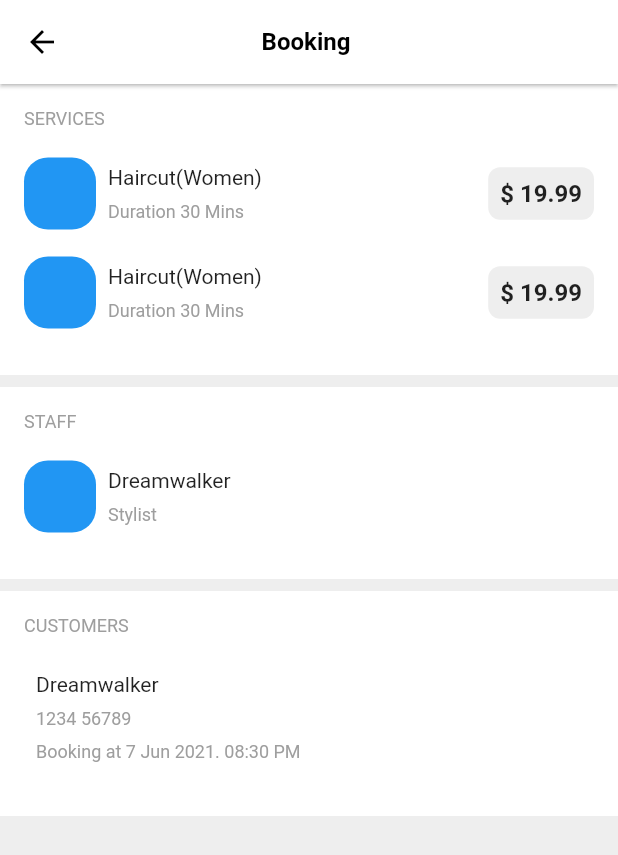
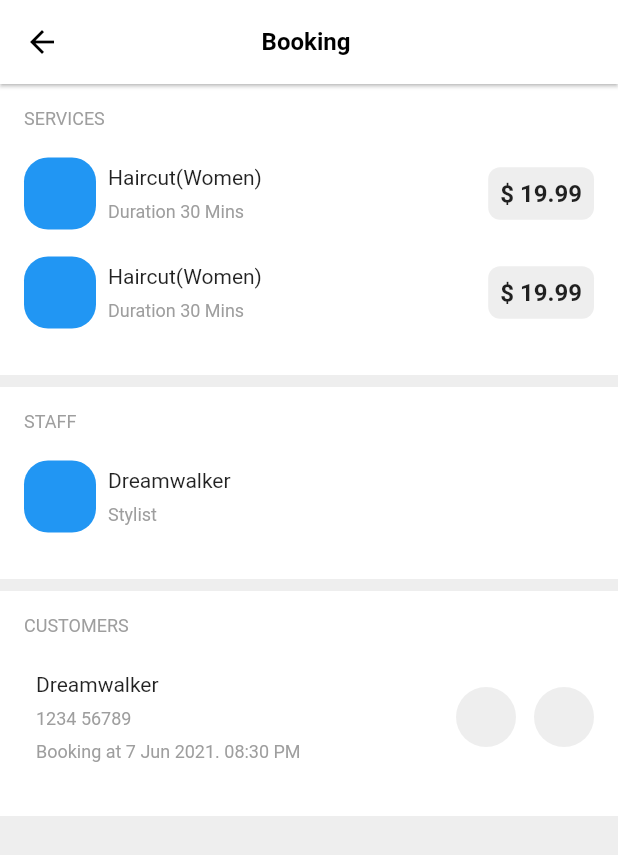
Before and after one commit to JAICHANGPARK/flutter_notebook_14th_story, a Flutter app: the SalonBookingDetailPage screen opened directly with empty values, on a phone screen of 412 x 824 dp. Shown: the top 855 px of the screen. Run offline on Flutter 3.47's test engine with Material 2 defaults, Android fonts, the phone set to English and light mode, and no system bars; our stand-ins replace date_picker_timeline, flutter_lorem, get, google_fonts, line_icons.

Commit message:
Update booking_costomer_widget.dart

```diff
--- a/lib/ep871_salon_app/components/booking_costomer_widget.dart
+++ b/lib/ep871_salon_app/components/booking_costomer_widget.dart
@@ -47,6 +47,11 @@ class BookingCustomerWidget extends StatelessWidget {
                     ],
                   ),
                 ),
+                Spacer(),
+
+                CircleAvatar(backgroundColor: Colors.grey[200],),
+                SizedBox(width: 12,),
+                CircleAvatar(backgroundColor: Colors.grey[200],),
 
               ],
             ),
```
